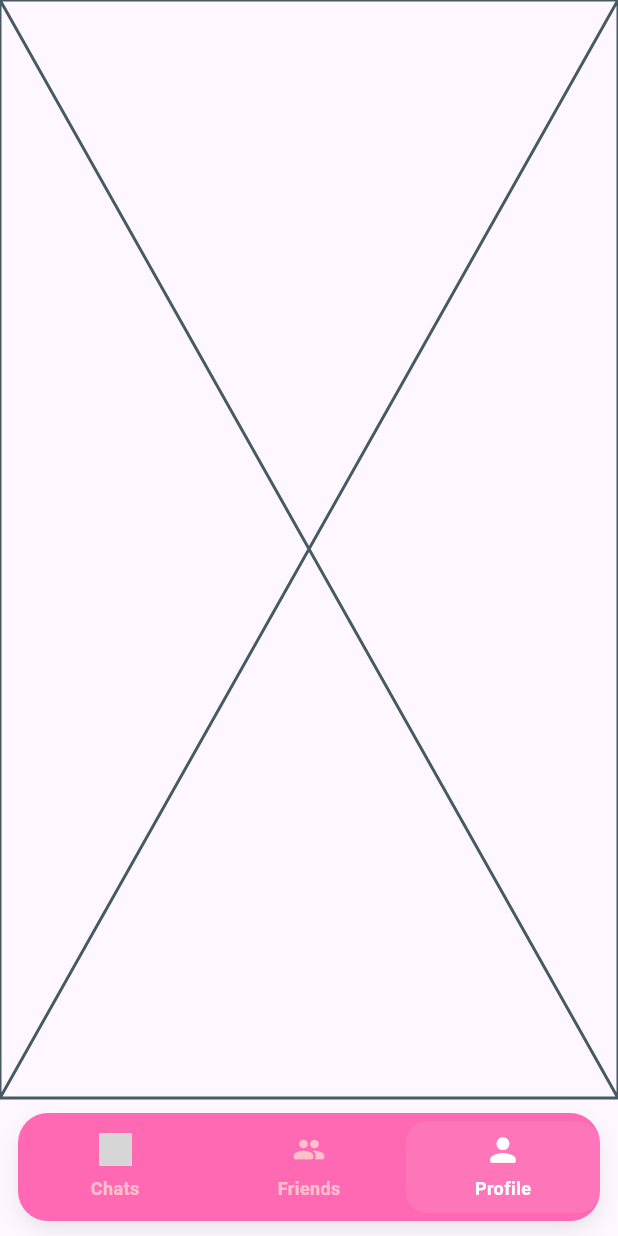
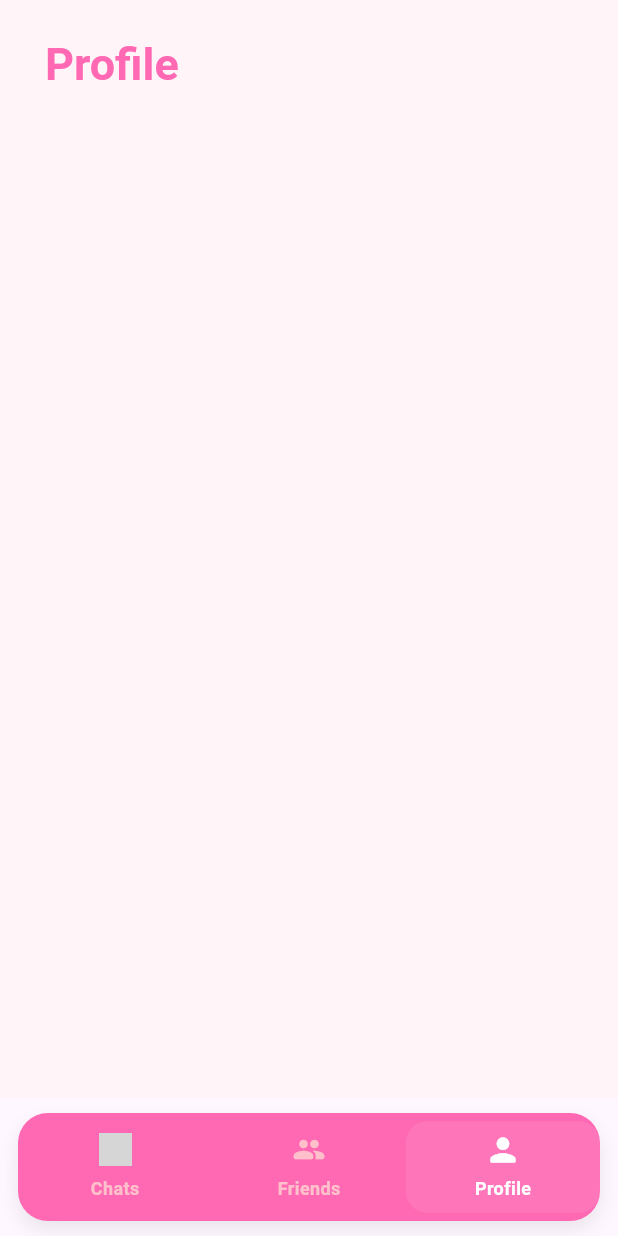
Before and after one commit to ayeshashehzad299/Glitzy, a Flutter app: the screen it shows after launch, item 3 of the bottom bar chosen, on a phone screen of 412 x 824 dp. Run offline on Flutter 3.47's test engine with Material 3 defaults, Android fonts, the phone set to English and light mode, and no system bars; our stand-ins replace cloud_firestore, firebase_auth, firebase_core, google_fonts, google_sign_in; accounts and stored records are empty; Roboto replaces fonts that are missing (Chilanka); grey boxes are pictures that could not be loaded.

Commit message:
completed profile screen AppBar UI

```diff
--- a/lib/screens/profile/profile_screen.dart
+++ b/lib/screens/profile/profile_screen.dart
@@ -1,4 +1,5 @@
 import 'package:flutter/material.dart';
+import 'package:google_fonts/google_fonts.dart';
 
 class ProfileScreen extends StatefulWidget {
   const ProfileScreen({super.key});
@@ -8,8 +9,32 @@ class ProfileScreen extends StatefulWidget {
 }
 
 class _ProfileScreenState extends State<ProfileScreen> {
+  static const Color blushPink = Color(0xFFFFF4F7);
+  static const Color hotPink = Color(0xFFFF69B4);
+  static const Color darkText = Color(0xFF8E2A6C);
+
   @override
   Widget build(BuildContext context) {
-    return const Placeholder();
+    return Scaffold(
+      backgroundColor: blushPink,
+      appBar: AppBar(
+        backgroundColor: blushPink,
+        elevation: 0,
+        centerTitle: false,
+        toolbarHeight: 80,
+        titleSpacing: 30,
+        title: Padding(
+          padding: const EdgeInsets.only(top: 6.0),
+          child: Text(
+            'Profile',
+            style: GoogleFonts.chilanka(
+              color: hotPink,
+              fontWeight: FontWeight.bold,
+              fontSize: 30,
+            ),
+          ),
+        ),
+      ),
+    );
   }
 }
```
